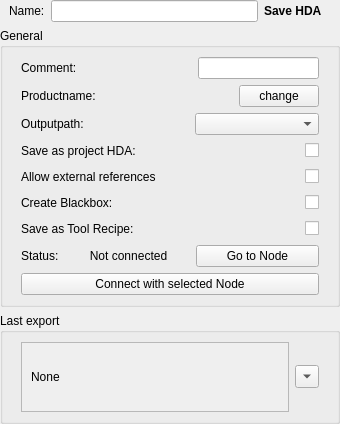
Qt form Prism/Plugins/Apps/Houdini/Scripts/StateManagerNodes/StateUserInterfaces/hou_SaveHDA.ui (PrismPipeline/Prism) before a commit.
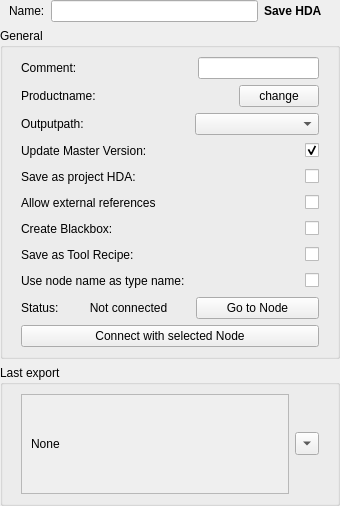
The same form after that commit.

What changed in the file:
```diff
--- a/Prism/Plugins/Apps/Houdini/Scripts/StateManagerNodes/StateUserInterfaces/hou_SaveHDA.ui
+++ b/Prism/Plugins/Apps/Houdini/Scripts/StateManagerNodes/StateUserInterfaces/hou_SaveHDA.ui
@@ -7,7 +7,7 @@
     <x>0</x>
     <y>0</y>
     <width>340</width>
-    <height>421</height>
+    <height>506</height>
    </rect>
   </property>
   <property name="windowTitle">
@@ -237,6 +237,48 @@
         </layout>
        </widget>
       </item>
+      <item>
+       <widget class="QWidget" name="w_master" native="true">
+        <layout class="QHBoxLayout" name="horizontalLayout_22">
+         <property name="topMargin">
+          <number>0</number>
+         </property>
+         <property name="bottomMargin">
+          <number>0</number>
+         </property>
+         <item>
+          <widget class="QLabel" name="l_master">
+           <property name="text">
+            <string>Update Master Version:</string>
+           </property>
+          </widget>
+         </item>
+         <item>
+          <spacer name="horizontalSpacer_29">
+           <property name="orientation">
+            <enum>Qt::Orientation::Horizontal</enum>
+           </property>
+           <property name="sizeHint" stdset="0">
+            <size>
+             <width>113</width>
+             <height>20</height>
+            </size>
+           </property>
+          </spacer>
+         </item>
+         <item>
+          <widget class="QCheckBox" name="chb_master">
+           <property name="text">
+            <string/>
+           </property>
+           <property name="checked">
+            <bool>true</bool>
+           </property>
+          </widget>
+         </item>
+        </layout>
+       </widget>
+      </item>
       <item>
        <widget class="QWidget" name="w_projectHDA" native="true">
         <layout class="QHBoxLayout" name="horizontalLayout_19">
@@ -393,6 +435,45 @@
         </layout>
        </widget>
       </item>
+      <item>
+       <widget class="QWidget" name="w_nodeName" native="true">
+        <layout class="QHBoxLayout" name="horizontalLayout_23">
+         <property name="topMargin">
+          <number>0</number>
+         </property>
+         <property name="bottomMargin">
+          <number>0</number>
+         </property>
+         <item>
+          <widget class="QLabel" name="l_nodeName">
+           <property name="text">
+            <string>Use node name as type name:</string>
+           </property>
+          </widget>
+         </item>
+         <item>
+          <spacer name="horizontalSpacer_15">
+           <property name="orientation">
+            <enum>Qt::Orientation::Horizontal</enum>
+           </property>
+           <property name="sizeHint" stdset="0">
+            <size>
+             <width>40</width>
+             <height>20</height>
+            </size>
+           </property>
+          </spacer>
+         </item>
+         <item>
+          <widget class="QCheckBox" name="chb_nodeName">
+           <property name="text">
+            <string/>
+           </property>
+          </widget>
+         </item>
+        </layout>
+       </widget>
+      </item>
       <item>
        <widget class="QWidget" name="f_status" native="true">
         <layout class="QHBoxLayout" name="horizontalLayout_4">
@@ -497,8 +578,8 @@
           <rect>
            <x>0</x>
            <y>0</y>
-           <width>271</width>
-           <height>69</height>
+           <width>264</width>
+           <height>54</height>
           </rect>
          </property>
          <layout class="QHBoxLayout" name="horizontalLayout_5">
```
